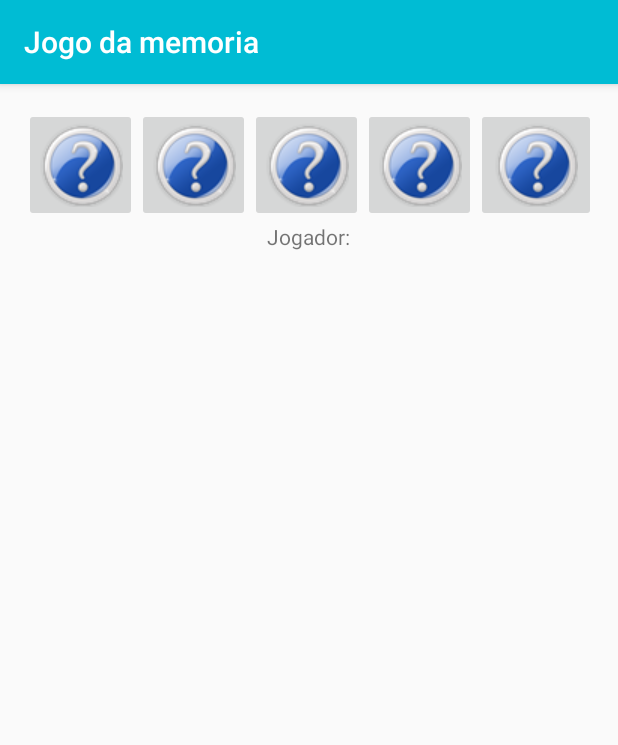
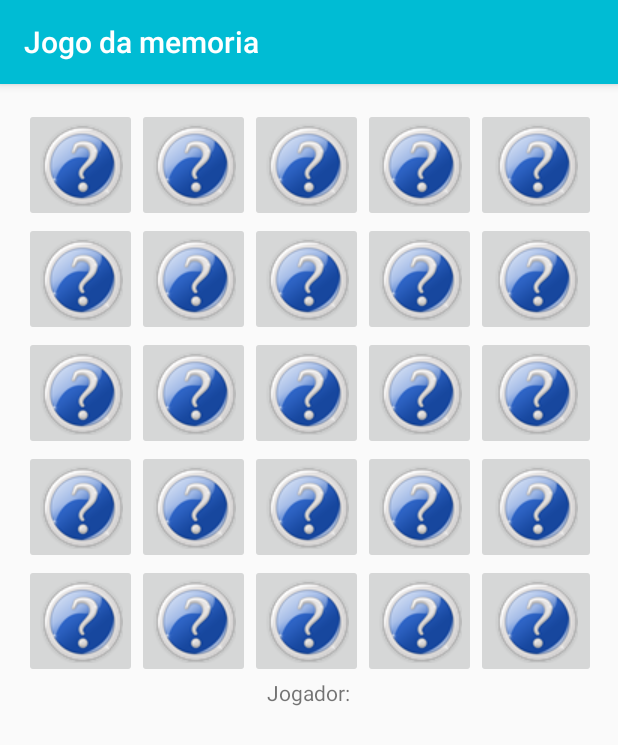
Before and after one commit to lucasbernardo95/JogoDaMemoria, an Android app: the gameActivity screen opened directly, with no data from a screen before it, on a phone screen of 412 x 824 dp. Shown: the top 745 px of the screen. Run offline under Robolectric (Android 15) with nearby library versions, the phone set to English and light mode, and no system bars.

Commit message:
Ajustes na tela de seleção de jogadores

```diff
--- a/src/main/java/br/com/eaj/ufrn/lucas/jogodamemoria/SelecaoJogadoresActivity.java
+++ b/src/main/java/br/com/eaj/ufrn/lucas/jogodamemoria/SelecaoJogadoresActivity.java
@@ -5,9 +5,11 @@ import android.support.v7.app.AppCompatActivity;
 import android.os.Bundle;
 import android.util.Log;
 import android.view.View;
+import android.widget.Button;
 import android.widget.EditText;
 import android.widget.SeekBar;
 import android.widget.TextView;
+import android.widget.Toast;
 
 import java.util.ArrayList;
 import java.util.List;
@@ -33,7 +35,7 @@ public class SelecaoJogadoresActivity extends AppCompatActivity {
             // Esse método irá setar o valor em tempo real do seekbar ao textview
             @Override
             public void onProgressChanged(SeekBar seekBar, int progresso, boolean b) {
-                progresso = progresso + 2;
+                progresso =+ 2;
                 ts.setText(progresso + "");
                 if (progresso <= 2) {
                     ativaJogador = (EditText) findViewById(R.id.editTjogador3);
@@ -76,6 +78,7 @@ public class SelecaoJogadoresActivity extends AppCompatActivity {
         //Testa se pelo menos dois dos jogadores tem um nome
         if ( !nome1.equals("") && !nome2.equals("") ){
 
+            int quantidadeJogadores;
             //Testa se os nome dos jogadores são diferentes de nulos e recebe os nomes
             if(!nome1.equals("")) {
                 play = new Jogador();
@@ -112,6 +115,9 @@ public class SelecaoJogadoresActivity extends AppCompatActivity {
             //Inicia a próxima activity passando a intent com o pacote contendo os nomes dos jogadores
             startActivity(intent);
 
+        } else {// Caso não tenha no mínimo dois jogadores com nomes exibe uma mensagem com Toast
+            // a mensagem que irá ser exibida no toast está associada a uma string no stringxml, para que seja possível a tradução também dessa mensagem em caso de mudar a linguagem
+            Toast.makeText(SelecaoJogadoresActivity.this, getResources().getString(R.string.minimoJogadores), Toast.LENGTH_LONG).show();
         }
 
     }
--- a/src/main/res/layout/activity_game.xml
+++ b/src/main/res/layout/activity_game.xml
@@ -18,16 +18,32 @@
         <ImageButton android:src="@drawable/interrogacao"/>
     </TableRow>
     <TableRow>
-
+        <ImageButton android:src="@drawable/interrogacao"/>
+        <ImageButton android:src="@drawable/interrogacao"/>
+        <ImageButton android:src="@drawable/interrogacao"/>
+        <ImageButton android:src="@drawable/interrogacao"/>
+        <ImageButton android:src="@drawable/interrogacao"/>
     </TableRow>
     <TableRow>
-
+        <ImageButton android:src="@drawable/interrogacao"/>
+        <ImageButton android:src="@drawable/interrogacao"/>
+        <ImageButton android:src="@drawable/interrogacao"/>
+        <ImageButton android:src="@drawable/interrogacao"/>
+        <ImageButton android:src="@drawable/interrogacao"/>
     </TableRow>
     <TableRow>
-
+        <ImageButton android:src="@drawable/interrogacao"/>
+        <ImageButton android:src="@drawable/interrogacao"/>
+        <ImageButton android:src="@drawable/interrogacao"/>
+        <ImageButton android:src="@drawable/interrogacao"/>
+        <ImageButton android:src="@drawable/interrogacao"/>
     </TableRow>
     <TableRow>
-
+        <ImageButton android:src="@drawable/interrogacao"/>
+        <ImageButton android:src="@drawable/interrogacao"/>
+        <ImageButton android:src="@drawable/interrogacao"/>
+        <ImageButton android:src="@drawable/interrogacao"/>
+        <ImageButton android:src="@drawable/interrogacao"/>
     </TableRow>
 
     <LinearLayout
--- a/src/main/res/values/strings.xml
+++ b/src/main/res/values/strings.xml
@@ -16,4 +16,5 @@
     <string name="jogarNovamente">JOGAR NOVAMENTE</string>
     <string name="novoJogo">NOVO JOGO</string>
     <string name="sair">SAIR</string>
+    <string name="minimoJogadores">A quantidade mínima de jogadores são dois</string>
 </resources>
```
Also changed, not shown: 2 other files.
